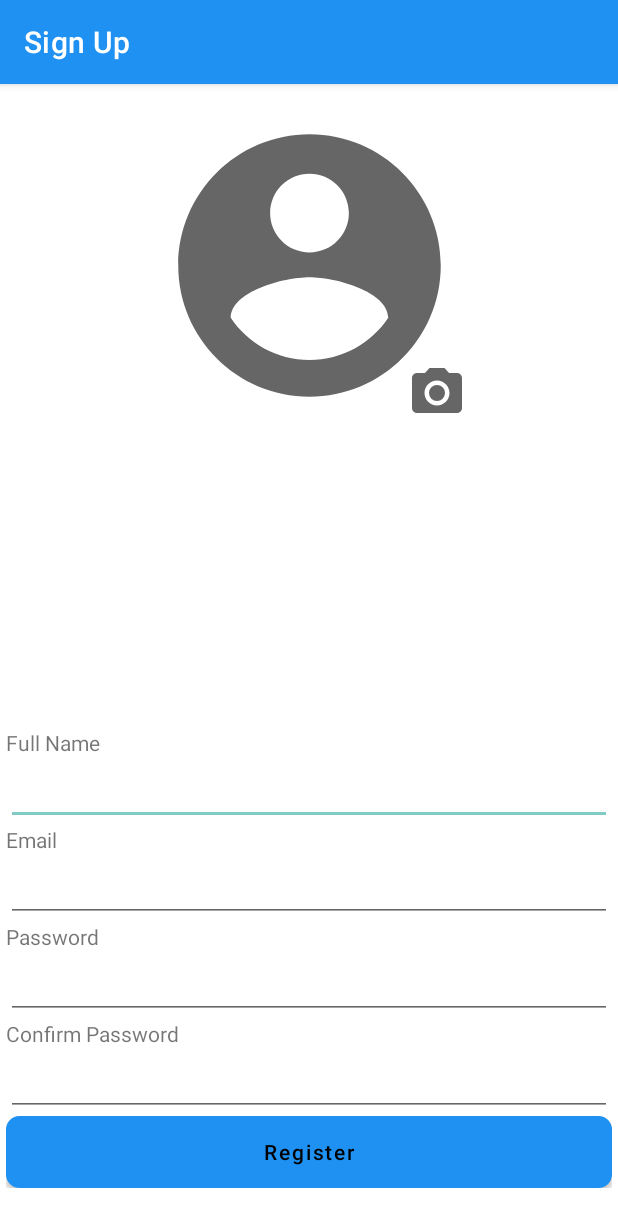
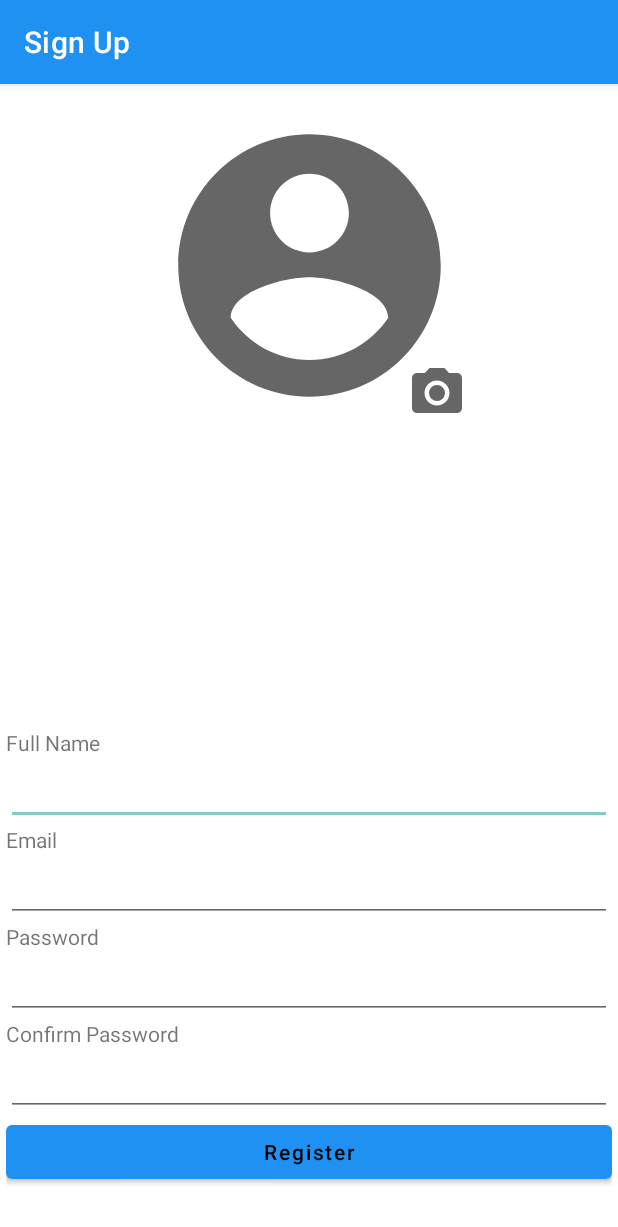
Before and after one commit to ticherhaz/MEDYC, an Android app: the SignUpActivity screen opened directly, with no data from a screen before it, on a phone screen of 412 x 824 dp. Shown: the top 1227 px of the screen. Run offline under Robolectric (Android 15) with nearby library versions, the light colour scheme and no system bars; our stand-ins replace Firebase (no records; nobody signed in at launch, a user with empty details on screens opened directly); libraries missing offline, so code that uses them is left out: com.soundcloud.android, net.ticherhaz.tarikhmasa; pictures from the network do not load; 1 statement that could not run was skipped.

Commit message:
improve add medicine

```diff
--- a/app/src/main/java/com/ashrof/medyc/activity/user/AddMedicinesActivity.java
+++ b/app/src/main/java/com/ashrof/medyc/activity/user/AddMedicinesActivity.java
@@ -1,12 +1,15 @@
 package com.ashrof.medyc.activity.user;
 
 import android.os.Bundle;
+import android.view.View;
+import android.widget.Button;
 import android.widget.EditText;
 import android.widget.ImageView;
 
 import androidx.appcompat.app.AppCompatActivity;
 
 import com.ashrof.medyc.R;
+import com.ashrof.medyc.utils.Constant;
 import com.google.firebase.database.DatabaseReference;
 import com.google.firebase.database.FirebaseDatabase;
 
@@ -17,7 +20,9 @@ public class AddMedicinesActivity extends AppCompatActivity {
 
     private EditText editTextName;
     private ImageView ivColorWhite, ivColorYellow, ivColorRed, ivColorPink, ivColorTeal, ivColorGreen,
-            ivColorBlack, ivColorOrange, ivColorBrown, ivColorPurple, getIvColorBlue, getIvColorDarkGreen;
+            ivColorBlack, ivColorOrange, ivColorBrown, ivColorPurple, ivColorBlue, ivColorDarkGreen;
+
+    private Button buttonAdd;
 
 
     @Override
@@ -26,16 +31,31 @@ public class AddMedicinesActivity extends AppCompatActivity {
         initFirebase();
         setContentView(R.layout.activity_add_medicines);
         initView();
+        setButtonAdd();
     }
 
     private void initView() {
         editTextName = findViewById(R.id.et_medicine_name);
+        buttonAdd = findViewById(R.id.btn_add);
+
+        ivColorWhite = findViewById(R.id.iv_white);
+        ivColorYellow = findViewById(R.id.iv_yellow);
+        ivColorRed = findViewById(R.id.iv_red);
+        ivColorPink = findViewById(R.id.iv_pink);
+        ivColorTeal = findViewById(R.id.iv_teal);
+        ivColorGreen = findViewById(R.id.iv_light_green);
+        ivColorBlack = findViewById(R.id.iv_black);
+        ivColorOrange = findViewById(R.id.iv_orange);
+        ivColorBrown = findViewById(R.id.iv_brown);
+        ivColorPurple = findViewById(R.id.iv_purple);
+        ivColorBlue = findViewById(R.id.iv_blue);
+        ivColorDarkGreen = findViewById(R.id.iv_green);
 
     }
 
     private void initFirebase() {
         firebaseDatabase = FirebaseDatabase.getInstance();
-        databaseReference = firebaseDatabase.getReference();
+        databaseReference = firebaseDatabase.getReference().child(Constant.DB_MEDICINE);
     }
 
     @Override
@@ -43,4 +63,15 @@ public class AddMedicinesActivity extends AppCompatActivity {
         getSupportFragmentManager().popBackStack();
         return super.onSupportNavigateUp();
     }
+
+    private void setButtonAdd(){
+        buttonAdd.setOnClickListener(new View.OnClickListener() {
+            @Override
+            public void onClick(View view) {
+                if (!editTextName.getText().toString().isEmpty()){
+
+                }
+            }
+        });
+    }
 }
--- a/app/src/main/res/drawable/button_custom.xml
+++ /dev/null
@@ -1,7 +0,0 @@
-<?xml version="1.0" encoding="utf-8"?>
-<selector xmlns:android="http://schemas.android.com/apk/res/android">
-    <item android:drawable="@drawable/button_disabled" android:state_enabled="false" />
-    <item android:drawable="@drawable/button_pressed" android:state_enabled="true" android:state_pressed="true" />
-    <item android:drawable="@drawable/button_focused" android:state_enabled="true" android:state_focused="true" />
-    <item android:drawable="@drawable/button_enabled" android:state_enabled="true" />
-</selector>
--- a/app/src/main/res/drawable/button_disabled.xml
+++ /dev/null
@@ -1,18 +0,0 @@
-<?xml version="1.0" encoding="utf-8"?>
-<shape xmlns:android="http://schemas.android.com/apk/res/android"
-    android:shape="rectangle">
-    <gradient
-        android:angle="90"
-        android:centerColor="#A4A4A4"
-        android:endColor="#F2F2F2"
-        android:startColor="#F2F2F2" />
-    <padding
-        android:bottom="7dp"
-        android:left="7dp"
-        android:right="7dp"
-        android:top="7dp" />
-    <stroke
-        android:width="2dip"
-        android:color="#FFFFFF" />
-    <corners android:radius="8dp" />
-</shape>
--- a/app/src/main/res/drawable/button_enabled.xml
+++ /dev/null
@@ -1,18 +0,0 @@
-<?xml version="1.0" encoding="utf-8"?>
-<shape xmlns:android="http://schemas.android.com/apk/res/android"
-    android:shape="rectangle">
-    <gradient
-        android:angle="90"
-        android:centerColor="#0000CC"
-        android:endColor="#00CCFF"
-        android:startColor="#00CCFF" />
-    <padding
-        android:bottom="7dp"
-        android:left="7dp"
-        android:right="7dp"
-        android:top="7dp" />
-    <stroke
-        android:width="2dip"
-        android:color="#FFFFFF" />
-    <corners android:radius="8dp" />
-</shape>
--- a/app/src/main/res/drawable/button_focused.xml
+++ /dev/null
@@ -1,18 +0,0 @@
-<?xml version="1.0" encoding="utf-8"?>
-<shape xmlns:android="http://schemas.android.com/apk/res/android"
-    android:shape="rectangle">
-    <gradient
-        android:angle="90"
-        android:centerColor="#DF7401"
-        android:endColor="#F7D358"
-        android:startColor="#F7D358" />
-    <padding
-        android:bottom="7dp"
-        android:left="7dp"
-        android:right="7dp"
-        android:top="7dp" />
-    <stroke
-        android:width="2dip"
-        android:color="#FFFFFF" />
-    <corners android:radius="8dp" />
-</shape>
--- a/app/src/main/res/drawable/button_pressed.xml
+++ /dev/null
@@ -1,17 +0,0 @@
-<shape xmlns:android="http://schemas.android.com/apk/res/android"
-    android:shape="rectangle">
-    <gradient
-        android:angle="90"
-        android:centerColor="#00CCFF"
-        android:endColor="#0000CC"
-        android:startColor="#0000CC" />
-    <padding
-        android:bottom="7dp"
-        android:left="7dp"
-        android:right="7dp"
-        android:top="7dp" />
-    <stroke
-        android:width="2dip"
-        android:color="#FFFFFF" />
-    <corners android:radius="8dp" />
-</shape>
--- a/app/src/main/res/layout/activity_add_medicines.xml
+++ b/app/src/main/res/layout/activity_add_medicines.xml
@@ -120,36 +120,42 @@
                 android:padding="8dp">
 
                 <ImageView
+                    android:id="@+id/iv_white"
                     android:layout_width="48dp"
                     android:layout_height="48dp"
                     android:layout_margin="4dp"
                     android:background="@color/white" />
 
                 <ImageView
+                    android:id="@+id/iv_yellow"
                     android:layout_width="48dp"
                     android:layout_height="48dp"
                     android:layout_margin="4dp"
                     android:background="@color/yellow_600" />
 
                 <ImageView
+                    android:id="@+id/iv_red"
                     android:layout_width="48dp"
                     android:layout_height="48dp"
                     android:layout_margin="4dp"
                     android:background="@color/red_600" />
 
                 <ImageView
+                    android:id="@+id/iv_pink"
                     android:layout_width="48dp"
                     android:layout_height="48dp"
                     android:layout_margin="4dp"
                     android:background="@color/pink_600" />
 
                 <ImageView
+                    android:id="@+id/iv_teal"
                     android:layout_width="48dp"
                     android:layout_height="48dp"
                     android:layout_margin="4dp"
                     android:background="@color/teal_600" />
 
                 <ImageView
+                    android:id="@+id/iv_light_green"
                     android:layout_width="48dp"
                     android:layout_height="48dp"
                     android:layout_margin="4dp"
@@ -166,36 +172,42 @@
                 android:padding="8dp">
 
                 <ImageView
+                    android:id="@+id/iv_black"
                     android:layout_width="48dp"
                     android:layout_height="48dp"
                     android:layout_margin="4dp"
                     android:background="@color/black" />
 
                 <ImageView
+                    android:id="@+id/iv_orange"
                     android:layout_width="48dp"
                     android:layout_height="48dp"
                     android:layout_margin="4dp"
                     android:background="@color/orange_600" />
 
                 <ImageView
+                    android:id="@+id/iv_brown"
                     android:layout_width="48dp"
                     android:layout_height="48dp"
                     android:layout_margin="4dp"
                     android:background="@color/brown_600" />
 
                 <ImageView
+                    android:id="@+id/iv_purple"
                     android:layout_width="48dp"
                     android:layout_height="48dp"
                     android:layout_margin="4dp"
                     android:background="@color/purple_600" />
 
                 <ImageView
+                    android:id="@+id/iv_blue"
                     android:layout_width="48dp"
                     android:layout_height="48dp"
                     android:layout_margin="4dp"
                     android:background="@color/blue_600" />
 
                 <ImageView
+                    android:id="@+id/iv_green"
                     android:layout_width="48dp"
                     android:layout_height="48dp"
                     android:layout_margin="4dp"
--- a/app/src/main/res/layout/activity_medicines_detail.xml
+++ b/app/src/main/res/layout/activity_medicines_detail.xml
@@ -18,7 +18,6 @@
 
     <Button
         android:id="@+id/btn_add"
-        android:background="@drawable/button_custom"
         android:layout_width="match_parent"
         android:layout_height="wrap_content"
         android:layout_alignParentBottom="true"
--- a/app/src/main/res/layout/activity_sign_in.xml
+++ b/app/src/main/res/layout/activity_sign_in.xml
@@ -59,7 +59,6 @@
                 android:id="@+id/btn_login"
                 android:layout_width="match_parent"
                 android:layout_height="wrap_content"
-                android:background="@drawable/button_custom"
                 android:text="Login"
                 android:textAllCaps="false" />
 
--- a/app/src/main/res/layout/activity_sign_up.xml
+++ b/app/src/main/res/layout/activity_sign_up.xml
@@ -93,7 +93,6 @@
                 android:id="@+id/btn_register"
                 android:layout_width="match_parent"
                 android:layout_height="wrap_content"
-                android:background="@drawable/button_custom"
                 android:text="Register"
                 android:textAllCaps="false" />
 
--- a/app/src/main/res/layout/dialog_phone_update.xml
+++ b/app/src/main/res/layout/dialog_phone_update.xml
@@ -44,7 +44,6 @@
         android:id="@+id/btn_submit"
         android:layout_width="match_parent"
         android:layout_height="wrap_content"
-        android:background="@drawable/button_custom"
         android:layout_marginLeft="16dp"
         android:layout_marginTop="32dp"
         android:layout_marginRight="16dp"
--- a/app/src/main/res/layout/fragment_feedback.xml
+++ b/app/src/main/res/layout/fragment_feedback.xml
@@ -47,7 +47,6 @@
         android:layout_height="wrap_content"
         android:layout_gravity="bottom"
         android:layout_margin="4dp"
-        android:background="@drawable/button_custom"
         android:text="Submit"
         android:textAllCaps="false" />
 </LinearLayout>
--- a/app/src/main/res/values-night/themes.xml
+++ b/app/src/main/res/values-night/themes.xml
@@ -12,21 +12,7 @@
         <!-- Status bar color. -->
         <item name="android:statusBarColor" tools:targetApi="l">?attr/colorPrimaryVariant</item>
         <!-- Customize your theme here. -->
-        <item name="android:buttonStyle">@style/button</item>
-    </style>
 
-    <style name="button" parent="@android:style/Widget.Button">
-        <item name="android:gravity">center_vertical|center_horizontal</item>
-        <item name="android:textColor">#FFFFFFFF</item>
-        <item name="android:shadowColor">#FF000000</item>
-        <item name="android:shadowDx">0</item>
-        <item name="android:shadowDy">-1</item>
-        <item name="android:shadowRadius">0.2</item>
-        <item name="android:textSize">16sp</item>
-        <item name="android:textStyle">bold</item>
-        <item name="android:background">@drawable/button_custom</item>
-        <item name="android:focusable">true</item>
-        <item name="android:clickable">true</item>
     </style>
 
     <style name="Theme.MEDYC.NoActionBar">
@@ -35,12 +21,8 @@
     </style>
 
     <style name="Theme.MEDYC.AppBarOverlay" parent="ThemeOverlay.AppCompat.Dark.ActionBar" >
-        <!-- Customize your theme here. -->
-        <item name="android:buttonStyle">@style/button</item>
     </style>
 
     <style name="Theme.MEDYC.PopupOverlay" parent="ThemeOverlay.AppCompat.Light" >
-        <!-- Customize your theme here. -->
-        <item name="android:buttonStyle">@style/button</item>
     </style>
 </resources>
--- a/app/src/main/res/values/themes.xml
+++ b/app/src/main/res/values/themes.xml
@@ -12,21 +12,7 @@
         <!-- Status bar color. -->
         <item name="android:statusBarColor" tools:targetApi="l">?attr/colorPrimaryVariant</item>
         <!-- Customize your theme here. -->
-        <item name="android:buttonStyle">@style/button</item>
-    </style>
 
-    <style name="button" parent="@android:style/Widget.Button">
-        <item name="android:gravity">center_vertical|center_horizontal</item>
-        <item name="android:textColor">#FFFFFFFF</item>
-        <item name="android:shadowColor">#FF000000</item>
-        <item name="android:shadowDx">0</item>
-        <item name="android:shadowDy">-1</item>
-        <item name="android:shadowRadius">0.2</item>
-        <item name="android:textSize">16sp</item>
-        <item name="android:textStyle">bold</item>
-        <item name="android:background">@drawable/button_custom</item>
-        <item name="android:focusable">true</item>
-        <item name="android:clickable">true</item>
     </style>
 
     <style name="Theme.MEDYC.NoActionBar">
@@ -35,12 +21,8 @@
     </style>
 
     <style name="Theme.MEDYC.AppBarOverlay" parent="ThemeOverlay.AppCompat.Dark.ActionBar" >
-        <!-- Customize your theme here. -->
-        <item name="android:buttonStyle">@style/button</item>
     </style>
 
     <style name="Theme.MEDYC.PopupOverlay" parent="ThemeOverlay.AppCompat.Light" >
-        <!-- Customize your theme here. -->
-        <item name="android:buttonStyle">@style/button</item>
     </style>
 </resources>
```
